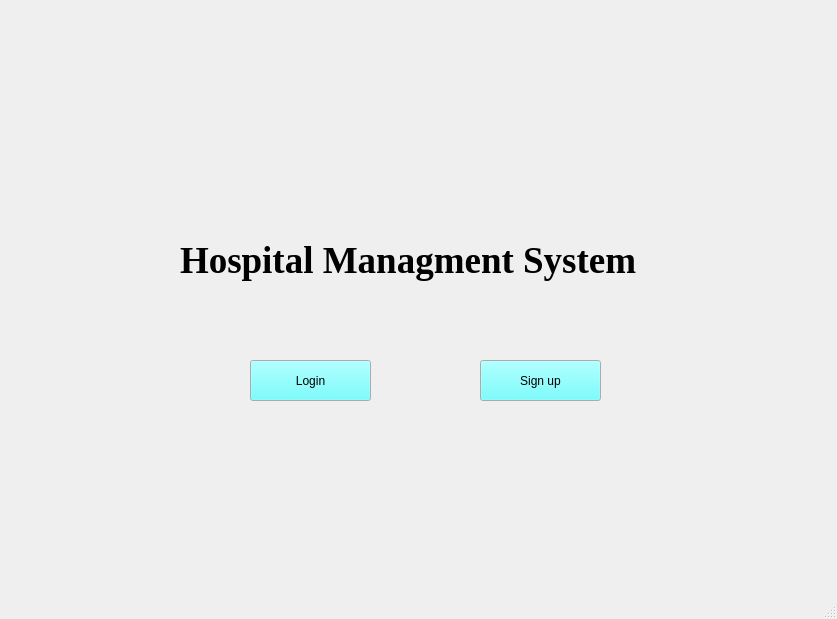
The window that HMS/login.ui (moazelshafey/HMS_CSLab) describes before a commit, drawn with Qt 5.
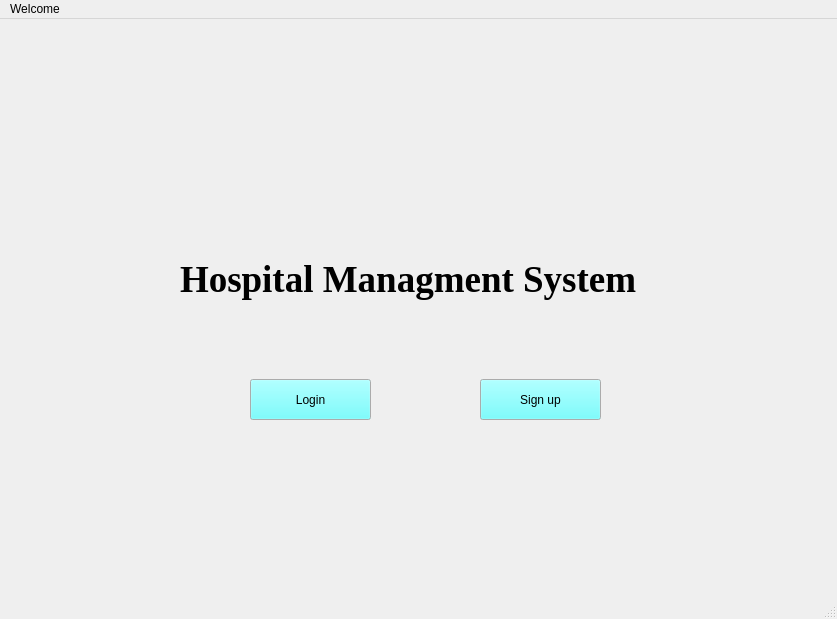
The same window after the commit.

Commit message: Fixed some issues related to registration and login

What changed in the file:
```diff
--- a/HMS/login.ui
+++ b/HMS/login.ui
@@ -196,9 +196,15 @@
      <x>0</x>
      <y>0</y>
      <width>837</width>
-     <height>26</height>
+     <height>17</height>
     </rect>
    </property>
+   <widget class="QMenu" name="menuWelcome">
+    <property name="title">
+     <string>Welcome</string>
+    </property>
+   </widget>
+   <addaction name="menuWelcome"/>
   </widget>
   <widget class="QStatusBar" name="statusbar"/>
  </widget>
```
The commit also changes 10 other files.
